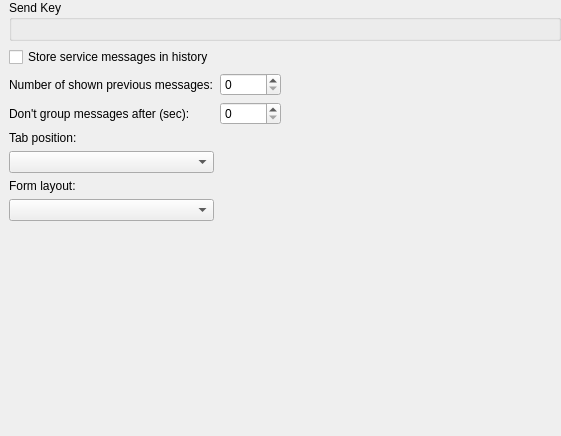
This is src/corelayers/adiumchat/tabbedchatform/settings/chatbehavior.ui in euroelessar/qutim as Qt 5 draws it before an edit. The edited form follows.
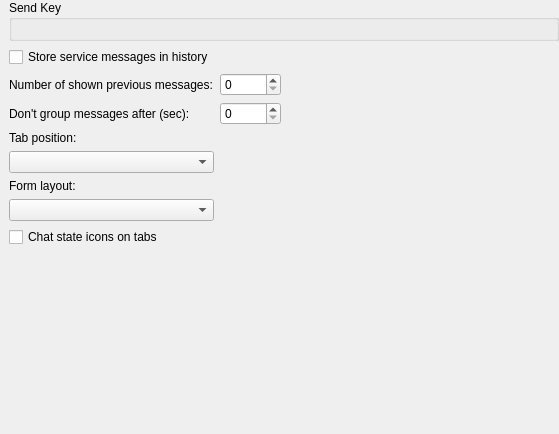
This is the edited form.

The edit to the form file:
```diff
--- a/src/corelayers/adiumchat/tabbedchatform/settings/chatbehavior.ui
+++ b/src/corelayers/adiumchat/tabbedchatform/settings/chatbehavior.ui
@@ -6,8 +6,8 @@
    <rect>
     <x>0</x>
     <y>0</y>
-    <width>561</width>
-    <height>436</height>
+    <width>559</width>
+    <height>434</height>
    </rect>
   </property>
   <property name="windowTitle">
@@ -64,7 +64,7 @@
      </property>
     </widget>
    </item>
-   <item row="8" column="0">
+   <item row="9" column="0">
     <spacer name="verticalSpacer">
      <property name="orientation">
       <enum>Qt::Vertical</enum>
@@ -133,6 +133,13 @@
    <item row="5" column="0">
     <widget class="QComboBox" name="tabPositionBox"/>
    </item>
+   <item row="8" column="0">
+    <widget class="QCheckBox" name="stateBox">
+     <property name="text">
+      <string>Chat state icons on tabs</string>
+     </property>
+    </widget>
+   </item>
   </layout>
  </widget>
  <resources/>
```
